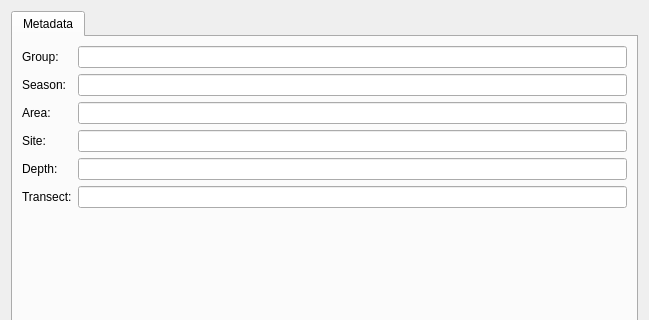
Above: src/preprocessor/gui/project_settings_dialog.ui from CAMBioMed/preprocessor before the change; both pictures show x 0 to 649 and y 0 to 320 of the 649 by 470 pixel window. Below: the same form after it.
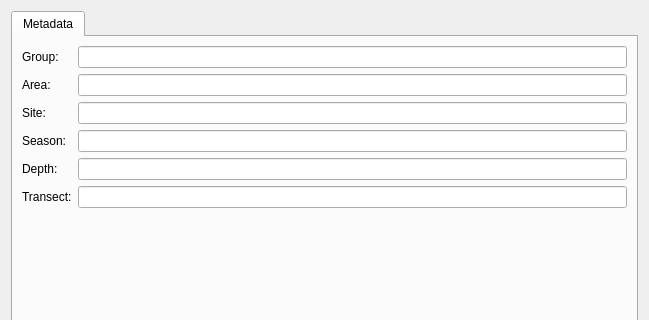
That is the form after the change.

Commit message: Store in project and use for export

Diff of the .ui file:
```diff
--- a/src/preprocessor/gui/project_settings_dialog.ui
+++ b/src/preprocessor/gui/project_settings_dialog.ui
@@ -35,35 +35,35 @@
         <widget class="QLineEdit" name="txtGroup"/>
        </item>
        <item row="1" column="0">
-        <widget class="QLabel" name="lblSeason">
-         <property name="text">
-          <string>Season:</string>
-         </property>
-        </widget>
-       </item>
-       <item row="1" column="1">
-        <widget class="QLineEdit" name="txtSeason"/>
-       </item>
-       <item row="2" column="0">
         <widget class="QLabel" name="lblArea">
          <property name="text">
           <string>Area:</string>
          </property>
         </widget>
        </item>
-       <item row="2" column="1">
+       <item row="1" column="1">
         <widget class="QLineEdit" name="txtArea"/>
        </item>
-       <item row="3" column="0">
+       <item row="2" column="0">
         <widget class="QLabel" name="lblSite">
          <property name="text">
           <string>Site:</string>
          </property>
         </widget>
        </item>
-       <item row="3" column="1">
+       <item row="2" column="1">
         <widget class="QLineEdit" name="txtSite"/>
        </item>
+       <item row="3" column="0">
+        <widget class="QLabel" name="lblSeason">
+         <property name="text">
+          <string>Season:</string>
+         </property>
+        </widget>
+       </item>
+       <item row="3" column="1">
+        <widget class="QLineEdit" name="txtSeason"/>
+       </item>
        <item row="4" column="0">
         <widget class="QLabel" name="lblDepth">
          <property name="text">
```
The commit also changes 6 other files.
